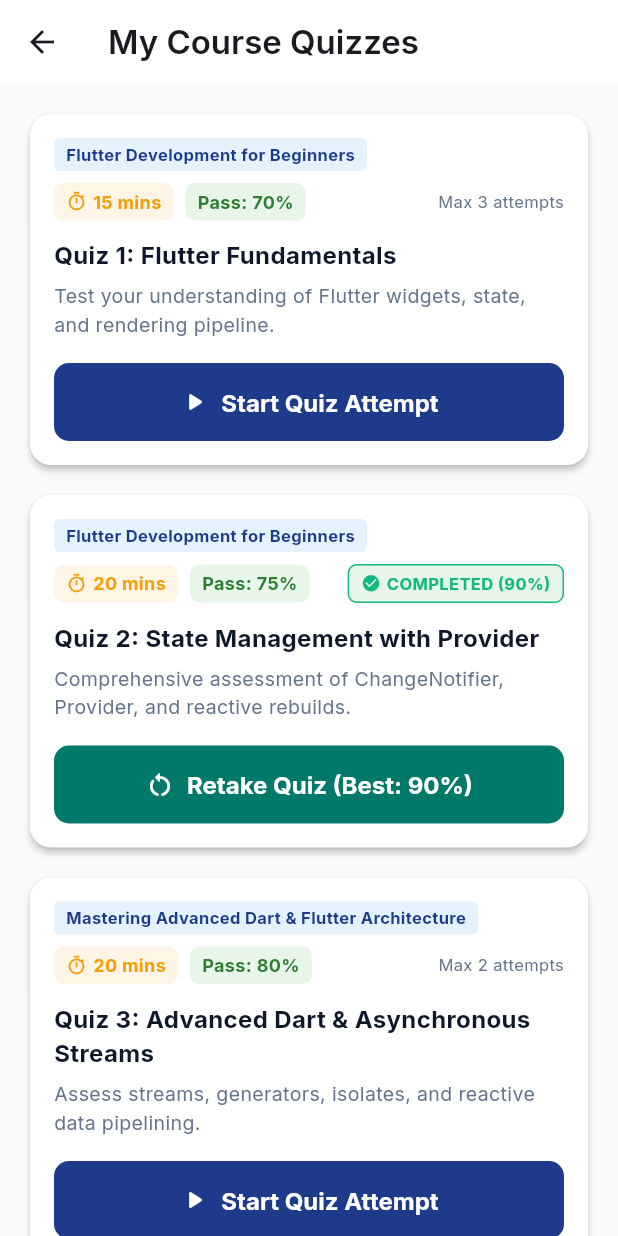
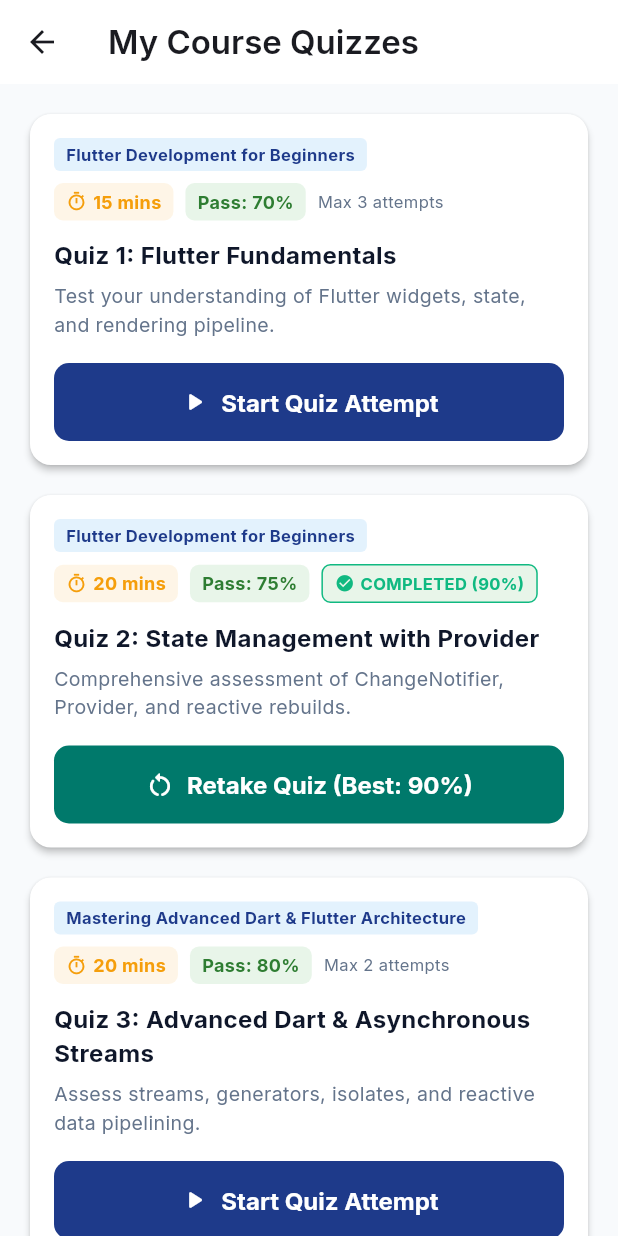
Before and after one commit to NilushaDilshan/flutter_lms, a Flutter app: the QuizListScreen screen opened by its route, on a phone screen of 412 x 824 dp. Run offline on Flutter 3.47's test engine with Material 3 defaults, Android fonts, the phone set to English and light mode, and no system bars; our stand-ins replace dio, flutter_secure_storage, google_fonts, image_picker; accounts and stored records are empty; network calls fail.

Commit message:
feat(day10): responsive design, complete assessments status, UI polish and final delivery

```diff
--- /dev/null
+++ b/devtools_options.yaml
@@ -0,0 +1,3 @@
+description: This file stores settings for Dart & Flutter DevTools.
+documentation: https://docs.flutter.dev/tools/devtools/extensions#configure-extension-enablement-states
+extensions:
--- a/lib/features/assignments/providers/assignment_provider.dart
+++ b/lib/features/assignments/providers/assignment_provider.dart
@@ -48,6 +48,11 @@
 
   AssignmentSubmissionModel? getSubmission(String assignmentId) {
     return _submissionsByAssignmentId[assignmentId];
+  }
+
+  void seedDemoAssignments() {
+    _assignments = _getAllDemoAssignments();
+    notifyListeners();
   }
 
   // Load assignments for all enrolled courses
--- a/lib/features/courses/providers/course_provider.dart
+++ b/lib/features/courses/providers/course_provider.dart
@@ -743,6 +743,11 @@
     ];
   }
 
+  void seedDemoEnrollments() {
+    _myEnrollments = _getDemoStudentEnrollments();
+    notifyListeners();
+  }
+
   List<EnrollmentModel> _getDemoStudentEnrollments() {
     final demoCourses = _getDemoCourses();
     return [
--- a/lib/features/quizzes/providers/quiz_provider.dart
+++ b/lib/features/quizzes/providers/quiz_provider.dart
@@ -56,6 +56,11 @@
 
   QuizAttemptModel? getQuizAttempt(String quizId) {
     return _attemptsByQuizId[quizId];
+  }
+
+  void seedDemoQuizzes() {
+    _quizzes = _getAllDemoQuizzes();
+    notifyListeners();
   }
 
   // Load quizzes available for all enrolled courses
--- a/lib/features/quizzes/screens/quiz_list_screen.dart
+++ b/lib/features/quizzes/screens/quiz_list_screen.dart
@@ -132,7 +132,10 @@
                 ),
               ),
             ],
-            Row(
+            Wrap(
+              spacing: 8,
+              runSpacing: 6,
+              crossAxisAlignment: WrapCrossAlignment.center,
               children: [
                 Container(
                   padding: const EdgeInsets.symmetric(horizontal: 8, vertical: 4),
@@ -152,7 +155,6 @@
                     ],
                   ),
                 ),
-                const SizedBox(width: 8),
                 Container(
                   padding: const EdgeInsets.symmetric(horizontal: 8, vertical: 4),
                   decoration: BoxDecoration(
@@ -164,7 +166,6 @@
                     style: TextStyle(fontSize: 12, fontWeight: FontWeight.bold, color: Colors.green.shade800),
                   ),
                 ),
-                const Spacer(),
                 if (isCompleted)
                   Container(
                     padding: const EdgeInsets.symmetric(horizontal: 8, vertical: 4),
```
Also changed, not shown: lib/features/assignments/screens/assignment_list_screen.dart (+5 -2 lines), 2 other files.
